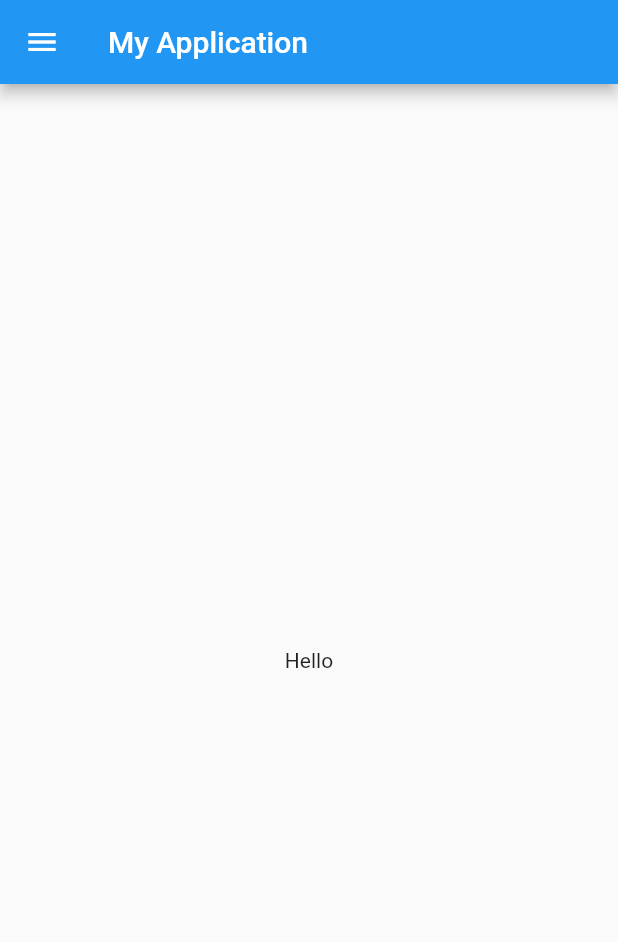
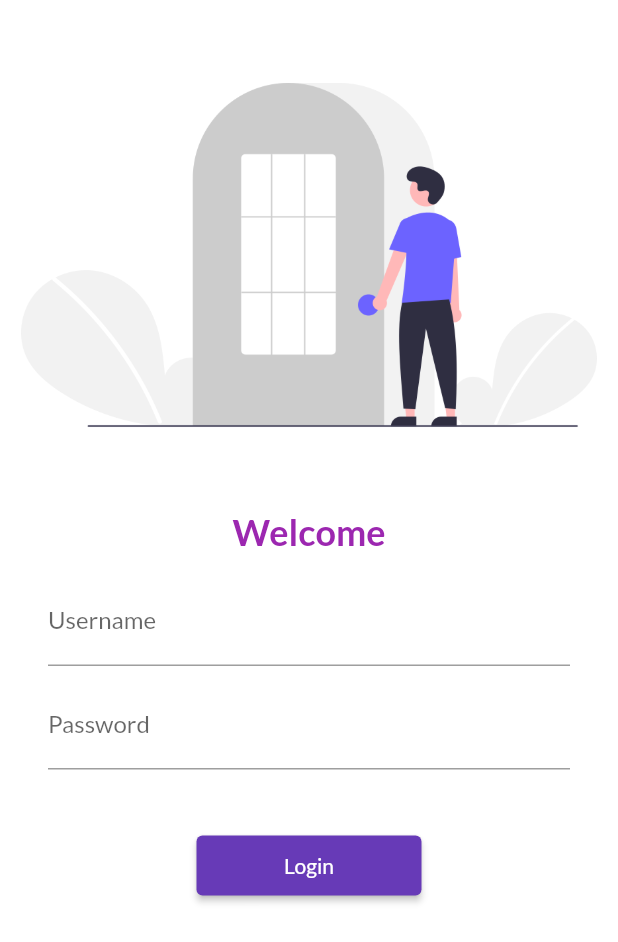
Before and after one commit to chayandashora/flutter_study, a Flutter app: the screen it shows after launch, on a phone screen of 412 x 824 dp. Shown: the top 942 px of the screen. Run offline on Flutter 3.47's test engine with Material 2 defaults, Android fonts, the phone set to English and light mode, and no system bars; our stand-ins replace google_fonts.

Commit message:
Login UI Prepared

```diff
--- a/flutter_application/lib/home_page.dart
+++ /dev/null
@@ -1,14 +0,0 @@
-import 'package:flutter/material.dart';
-
-class HomePage extends StatelessWidget {
-  const HomePage({Key? key}) : super(key: key);
-
-  @override
-  Widget build(BuildContext context) {
-    return const Material(
-      child: Center(
-        child: Text("Chayan Dashora"),
-      ),
-    );
-  }
-}
--- a/flutter_application/lib/main.dart
+++ b/flutter_application/lib/main.dart
@@ -1,27 +1,30 @@
 import 'package:flutter/material.dart';
-import 'package:flutter_application/home_page.dart';
+import 'package:flutter_application/utils/routes.dart';
+import 'pages/home_page.dart';
+import 'pages/login_page.dart';
+import 'package:google_fonts/google_fonts.dart';
 
 void main() {
   runApp(MyApp());
 }
 
 class MyApp extends StatelessWidget {
-  const MyApp({Key? key}) : super(key: key);
-
   @override
   Widget build(BuildContext context) {
     return MaterialApp(
-      home: Scaffold(
-        appBar: AppBar(
-          title: Text("My Application"),
-        ),
-        body: Center(
-          child: Container(
-            child: Text("Hello"),
-          ),
-        ),
-        drawer: Drawer(),
-      ),
+      debugShowCheckedModeBanner: false,
+      // home: HomePage(),
+      themeMode: ThemeMode.light,
+      theme: ThemeData(
+          primarySwatch: Colors.deepPurple,
+          fontFamily: GoogleFonts.lato().fontFamily),
+      darkTheme: ThemeData(brightness: Brightness.light),
+      initialRoute: "/",
+      routes: {
+        MyRoutes.rootRoute: (context) => LoginPage(),
+        MyRoutes.homeRoute: (context) => HomePage(),
+        MyRoutes.loginRoute: (context) => LoginPage(),
+      },
     );
   }
 }
--- /dev/null
+++ b/flutter_application/lib/pages/home_page.dart
@@ -0,0 +1,20 @@
+import 'package:flutter/material.dart';
+
+class HomePage extends StatelessWidget {
+  @override
+  Widget build(BuildContext context) {
+    return Scaffold(
+      appBar: AppBar(
+        title: const Text("My Application"),
+      ),
+      body: const Center(
+        child: Text("Hello"),
+      ),
+      drawer: Drawer(
+        child: Column(
+          children: [Text("Hello")],
+        ),
+      ),
+    );
+  }
+}
--- /dev/null
+++ b/flutter_application/lib/pages/login_page.dart
@@ -0,0 +1,63 @@
+import 'package:flutter/material.dart';
+import 'package:flutter_application/utils/routes.dart';
+
+class LoginPage extends StatelessWidget {
+  // const LoginpPage({ Key? key }) : super(key: key);
+
+  @override
+  Widget build(BuildContext context) {
+    return Material(
+        color: Colors.white,
+        child: SingleChildScrollView(
+          child: Column(
+            children: [
+              const SizedBox(
+                height: 20.0,
+              ),
+              Image.asset(
+                "assets/images/undraw_Login_re_4vu2.png",
+                fit: BoxFit.cover,
+                height: 300,
+              ),
+              const SizedBox(
+                height: 20.0,
+              ),
+              const Text(
+                "Welcome",
+                style: TextStyle(
+                    color: Colors.purple,
+                    fontSize: 24,
+                    fontWeight: FontWeight.bold),
+              ),
+              Padding(
+                padding: const EdgeInsets.symmetric(
+                    vertical: 16.0, horizontal: 32.0),
+                child: Column(
+                  children: [
+                    TextFormField(
+                      decoration: const InputDecoration(
+                          hintText: "Enter Username", labelText: "Username"),
+                    ),
+                    const SizedBox(height: 10.0),
+                    TextFormField(
+                      obscureText: true,
+                      decoration: const InputDecoration(
+                          hintText: "Enter Password", labelText: "Password"),
+                    ),
+                    const SizedBox(height: 40.0),
+                    ElevatedButton(
+                      onPressed: () {
+                        Navigator.pushNamed(context, MyRoutes.homeRoute);
+                      },
+                      child: const Text("Login"),
+                      style: TextButton.styleFrom(
+                          minimumSize: const Size(150, 40)),
+                    )
+                  ],
+                ),
+              )
+            ],
+          ),
+        ));
+  }
+}
--- /dev/null
+++ b/flutter_application/lib/utils/routes.dart
@@ -0,0 +1,5 @@
+class MyRoutes {
+  static String rootRoute = "/";
+  static String loginRoute = "/login";
+  static String homeRoute = "/home";
+}
--- a/flutter_application/pubspec.yaml
+++ b/flutter_application/pubspec.yaml
@@ -34,6 +34,7 @@ dependencies:
   # The following adds the Cupertino Icons font to your application.
   # Use with the CupertinoIcons class for iOS style icons.
   cupertino_icons: ^1.0.2
+  google_fonts: ^2.1.0
 
 dev_dependencies:
   flutter_test:
@@ -58,8 +59,8 @@ flutter:
   uses-material-design: true
 
   # To add assets to your application, add an assets section, like this:
-  # assets:
-  #   - images/a_dot_burr.jpeg
+  assets:
+    - assets/images/
   #   - images/a_dot_ham.jpeg
 
   # An image asset can refer to one or more resolution-specific "variants", see
```
Also changed, not shown: flutter_application/assets/images/undraw_Login_re_4vu2.png (added), flutter_application/pubspec.lock, 1 other file.
